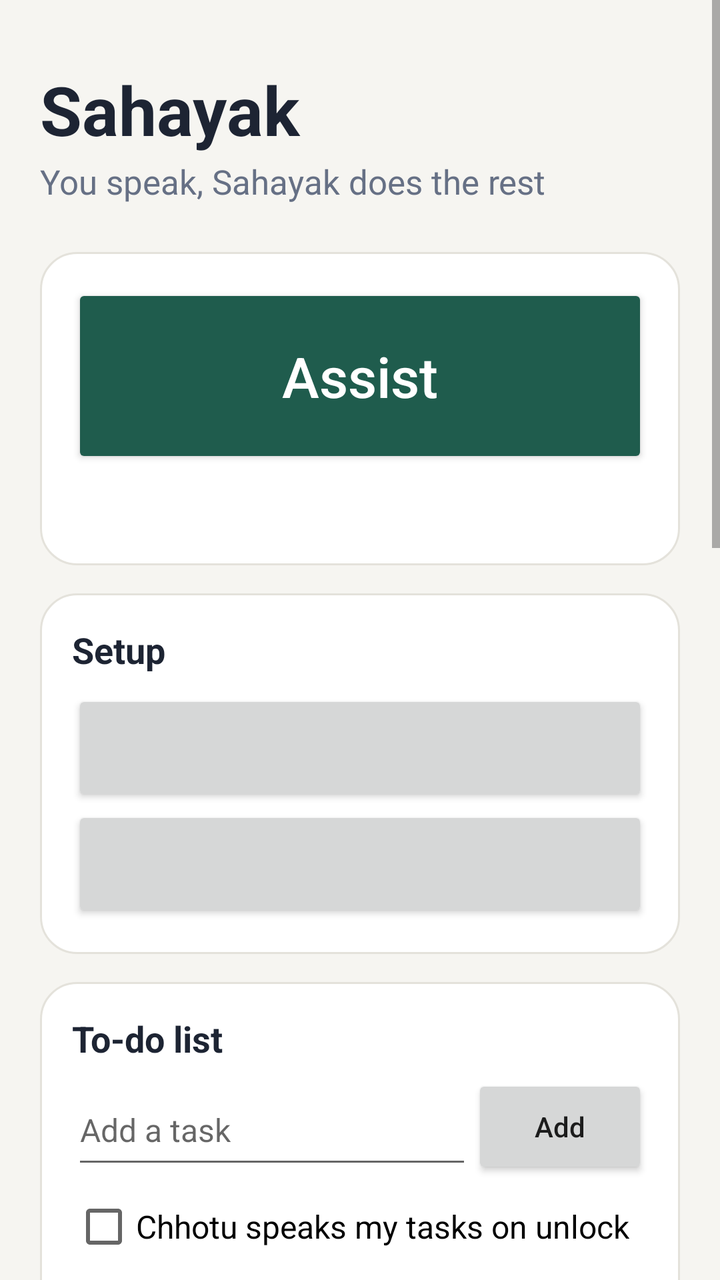
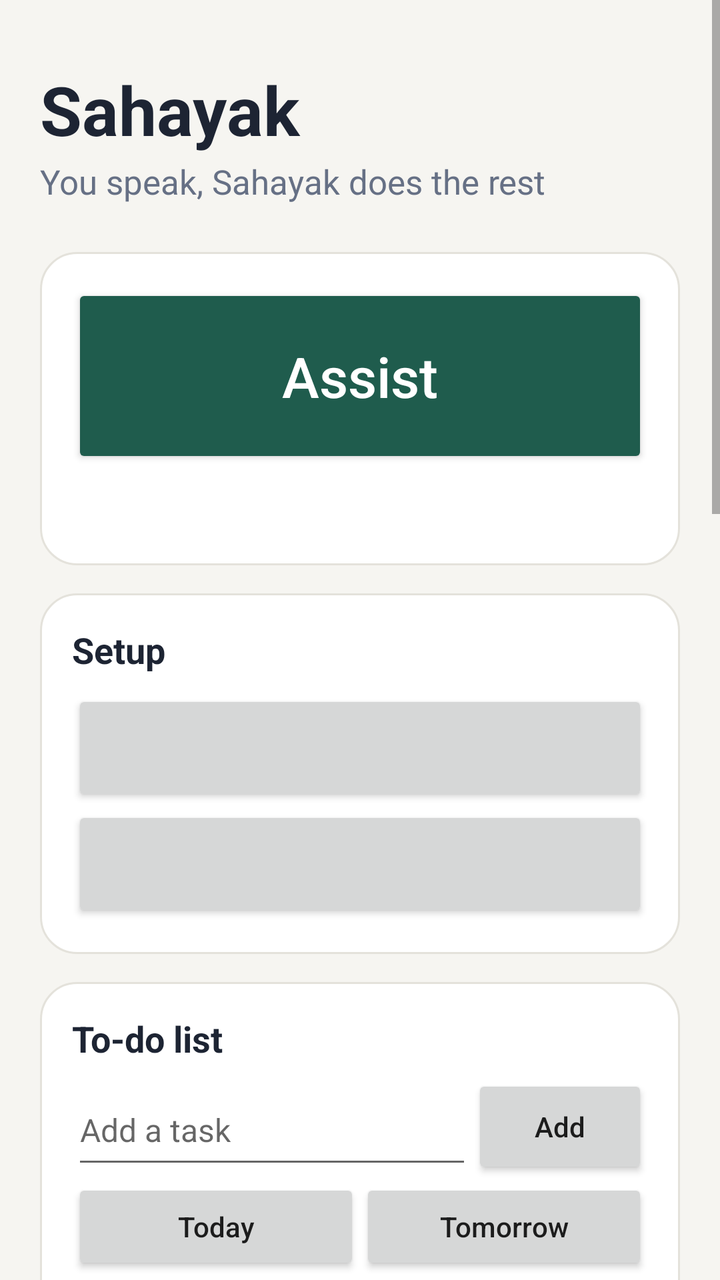

Two renders of the same Android screen: before a commit and after it. Below are the layout's source before the change and the commit's diff.
<!-- AndroidManifest.xml: application theme android:Theme.Material.Light.NoActionBar -->
<!-- res/layout/activity_main.xml -->
<?xml version="1.0" encoding="utf-8"?>
<ScrollView xmlns:android="http://schemas.android.com/apk/res/android"
    android:layout_width="match_parent"
    android:layout_height="match_parent"
    android:background="#F6F5F1"
    android:fillViewport="true">

    <LinearLayout
        android:layout_width="match_parent"
        android:layout_height="wrap_content"
        android:orientation="vertical"
        android:paddingHorizontal="20dp"
        android:paddingTop="32dp"
        android:paddingBottom="28dp">

        <TextView
            android:layout_width="match_parent"
            android:layout_height="wrap_content"
            android:text="Sahayak"
            android:textColor="#1D2433"
            android:textSize="34sp"
            android:textStyle="bold" />

        <TextView
            android:layout_width="match_parent"
            android:layout_height="wrap_content"
            android:layout_marginTop="2dp"
            android:text="You speak, Sahayak does the rest"
            android:textColor="#667085"
            android:textSize="17sp" />

        <LinearLayout
            android:layout_width="match_parent"
            android:layout_height="wrap_content"
            android:layout_marginTop="24dp"
            android:background="@drawable/card_bg"
            android:orientation="vertical"
            android:padding="16dp">

            <Button
                android:id="@+id/assistButton"
                android:layout_width="match_parent"
                android:layout_height="92dp"
                android:backgroundTint="#1F5C4D"
                android:text="Assist"
                android:textAllCaps="false"
                android:textColor="#FFFFFF"
                android:textSize="28sp" />

            <Button
                android:id="@+id/stopButton"
                android:layout_width="match_parent"
                android:layout_height="64dp"
                android:text="Stop"
                android:textAllCaps="false"
                android:textSize="20sp"
                android:visibility="gone" />

            <TextView
                android:id="@+id/statusText"
                android:layout_width="match_parent"
                android:layout_height="wrap_content"
                android:layout_marginTop="10dp"
                android:gravity="center"
                android:textColor="#1D2433"
                android:textSize="17sp" />
        </LinearLayout>

        <LinearLayout
            android:layout_width="match_parent"
            android:layout_height="wrap_content"
            android:layout_marginTop="14dp"
            android:background="@drawable/card_bg"
            android:orientation="vertical"
            android:padding="16dp">

            <TextView
                android:layout_width="match_parent"
                android:layout_height="wrap_content"
                android:text="Setup"
                android:textColor="#1D2433"
                android:textSize="18sp"
                android:textStyle="bold" />

            <Button
                android:id="@+id/controlButton"
                android:layout_width="match_parent"
                android:layout_height="58dp"
                android:layout_marginTop="8dp"
                android:textAllCaps="false"
                android:textSize="17sp" />

            <Button
                android:id="@+id/batteryButton"
                android:layout_width="match_parent"
                android:layout_height="58dp"
                android:textAllCaps="false"
                android:textSize="17sp" />
        </LinearLayout>

        <LinearLayout
            android:layout_width="match_parent"
            android:layout_height="wrap_content"
            android:layout_marginTop="14dp"
            android:background="@drawable/card_bg"
            android:orientation="vertical"
            android:padding="16dp">

            <TextView
                android:layout_width="match_parent"
                android:layout_height="wrap_content"
                android:text="To-do list"
                android:textColor="#1D2433"
                android:textSize="18sp"
                android:textStyle="bold" />

            <LinearLayout
                android:layout_width="match_parent"
                android:layout_height="wrap_content"
                android:layout_marginTop="6dp"
                android:gravity="center_vertical">

                <EditText
                    android:id="@+id/todoInput"
                    android:layout_width="0dp"
                    android:layout_height="52dp"
                    android:layout_weight="1"
                    android:hint="Add a task"
                    android:importantForAutofill="no"
                    android:inputType="textCapSentences"
                    android:maxLines="1"
                    android:textSize="16sp" />

                <Button
                    android:id="@+id/todoAdd"
                    android:layout_width="wrap_content"
                    android:layout_height="52dp"
                    android:text="Add"
                    android:textAllCaps="false" />
            </LinearLayout>

            <CheckBox
                android:id="@+id/todoSpeak"
                android:layout_width="match_parent"
                android:layout_height="wrap_content"
                android:minHeight="48dp"
                android:text="Chhotu speaks my tasks on unlock"
                android:textSize="16sp" />

            <CheckBox
                android:id="@+id/mailBuddy"
                android:layout_width="match_parent"
                android:layout_height="wrap_content"
                android:minHeight="48dp"
                android:text="Chhotu tells me about new Gmail mail"
                android:textSize="16sp" />

            <LinearLayout
                android:id="@+id/todoBox"
                android:layout_width="match_parent"
                android:layout_height="wrap_content"
                android:orientation="vertical" />
        </LinearLayout>

        <LinearLayout
            android:layout_width="match_parent"
            android:layout_height="wrap_content"
            android:layout_marginTop="14dp"
            android:background="@drawable/card_bg"
            android:orientation="vertical"
            android:padding="16dp">

            <TextView
                android:layout_width="match_parent"
                android:layout_height="wrap_content"
                android:text="Scheduled tasks"
                android:textColor="#1D2433"
                android:textSize="18sp"
                android:textStyle="bold" />

            <TextView
                android:id="@+id/workEmpty"
                android:layout_width="match_parent"
                android:layout_height="wrap_content"
                android:layout_marginTop="6dp"
                android:text="No tasks yet. Tell Sahayak: Send a WhatsApp message on 5 Nov at 12 PM."
                android:textColor="#667085"
                android:textSize="15sp" />

            <LinearLayout
                android:id="@+id/workBox"
                android:layout_width="match_parent"
                android:layout_height="wrap_content"
                android:orientation="vertical" />

            <Button
                android:id="@+id/youtubeButton"
                android:layout_width="match_parent"
                android:layout_height="56dp"
                android:layout_marginTop="14dp"
                android:text="YouTube Auto Upload"
                android:textAllCaps="false"
                android:textSize="17sp" />

            <Button
                android:id="@+id/instagramButton"
                android:layout_width="match_parent"
                android:layout_height="56dp"
                android:layout_marginTop="8dp"
                android:text="Instagram Auto Upload"
                android:textAllCaps="false"
                android:textSize="17sp" />

            <Button
                android:id="@+id/ideaVideoButton"
                android:layout_width="match_parent"
                android:layout_height="56dp"
                android:layout_marginTop="8dp"
                android:text="Idea Video"
                android:textAllCaps="false"
                android:textSize="17sp" />

            <Button
                android:id="@+id/watchButton"
                android:layout_width="match_parent"
                android:layout_height="56dp"
                android:layout_marginTop="8dp"
                android:text="News Watch"
                android:textAllCaps="false"
                android:textSize="17sp" />

            <Button
                android:id="@+id/marketButton"
                android:layout_width="match_parent"
                android:layout_height="56dp"
                android:layout_marginTop="8dp"
                android:text="Market Watch"
                android:textAllCaps="false"
                android:textSize="17sp" />
        </LinearLayout>

        <LinearLayout
            android:id="@+id/ratingCard"
            android:layout_width="match_parent"
            android:layout_height="wrap_content"
            android:layout_marginTop="14dp"
            android:background="@drawable/card_bg"
            android:orientation="vertical"
            android:padding="16dp"
            android:visibility="gone">

            <TextView
                android:layout_width="match_parent"
                android:layout_height="wrap_content"
                android:text="Rate recent tasks"
                android:textColor="#1D2433"
                android:textSize="18sp"
                android:textStyle="bold" />

            <LinearLayout
                android:id="@+id/ratingBox"
                android:layout_width="match_parent"
                android:layout_height="wrap_content"
                android:orientation="vertical" />
        </LinearLayout>

        <LinearLayout
            android:layout_width="match_parent"
            android:layout_height="wrap_content"
            android:layout_marginTop="14dp"
            android:background="@drawable/card_bg"
            android:orientation="vertical"
            android:padding="16dp">

            <TextView
                android:layout_width="match_parent"
                android:layout_height="wrap_content"
                android:text="Taught tasks"
                android:textColor="#1D2433"
                android:textSize="18sp"
                android:textStyle="bold" />

            <Button
                android:id="@+id/teachButton"
                android:layout_width="match_parent"
                android:layout_height="58dp"
                android:layout_marginTop="8dp"
                android:text="Teach a new task"
                android:textAllCaps="false"
                android:textSize="17sp" />

            <LinearLayout
                android:id="@+id/skillBox"
                android:layout_width="match_parent"
                android:layout_height="wrap_content"
                android:orientation="vertical" />

            <Button
                android:id="@+id/backupButton"
                android:layout_width="match_parent"
                android:layout_height="54dp"
                android:layout_marginTop="10dp"
                android:text="Back up taught tasks"
                android:textAllCaps="false"
                android:textSize="16sp" />

            <Button
                android:id="@+id/restoreButton"
                android:layout_width="match_parent"
                android:layout_height="54dp"
                android:text="Restore from backup"
                android:textAllCaps="false"
                android:textSize="16sp" />
        </LinearLayout>

        <Button
            android:id="@+id/settingsButton"
            android:layout_width="match_parent"
            android:layout_height="56dp"
            android:layout_marginTop="14dp"
            android:text="Settings"
            android:textAllCaps="false"
            android:textSize="17sp" />

        <LinearLayout
            android:id="@+id/settingsPanel"
            android:layout_width="match_parent"
            android:layout_height="wrap_content"
            android:layout_marginTop="8dp"
            android:background="@drawable/card_bg"
            android:orientation="vertical"
            android:padding="16dp"
            android:visibility="gone">

            <TextView style="@style/Label" android:text="Language: English" />

            <RadioGroup
                android:id="@+id/languageGroup"
                android:layout_width="match_parent"
                android:layout_height="wrap_content"
                android:orientation="horizontal"
                android:visibility="gone">

                <RadioButton
                    android:id="@+id/langHindi"
                    android:layout_width="wrap_content"
                    android:layout_height="48dp"
                    android:text="Hindi"
                    android:textSize="17sp" />

                <RadioButton
                    android:id="@+id/langMarathi"
                    android:layout_width="wrap_content"
                    android:layout_height="48dp"
                    android:layout_marginStart="24dp"
                    android:text="Marathi"
                    android:textSize="17sp" />
            </RadioGroup>

            <TextView style="@style/Label" android:text="Voice" />

            <RadioGroup
                android:id="@+id/voiceGroup"
                android:layout_width="match_parent"
                android:layout_height="wrap_content"
                android:orientation="vertical">

                <RadioButton
                    android:id="@+id/voiceFemale"
                    android:layout_width="match_parent"
                    android:layout_height="48dp"
                    android:text="Female: warm"
                    android:textSize="17sp" />
                <RadioButton
                    android:id="@+id/voiceSoft"
                    android:layout_width="match_parent"
                    android:layout_height="48dp"
                    android:text="Female: soft"
                    android:textSize="17sp" />
                <RadioButton
                    android:id="@+id/voiceMale"
                    android:layout_width="match_parent"
                    android:layout_height="48dp"
                    android:text="Male: smart"
                    android:textSize="17sp" />
                <RadioButton
                    android:id="@+id/voiceDeep"
                    android:layout_width="match_parent"
                    android:layout_height="48dp"
                    android:text="Male: deep"
                    android:textSize="17sp" />
            </RadioGroup>

            <TextView style="@style/Label" android:text="Volume" />

            <SeekBar
                android:id="@+id/volumeBar"
                android:layout_width="match_parent"
                android:layout_height="48dp"
                android:max="100" />

            <TextView style="@style/Label" android:text="Your name" />

            <EditText
                android:id="@+id/nameInput"
                android:layout_width="match_parent"
                android:layout_height="56dp"
                android:hint="For example, Rahul"
                android:importantForAutofill="no"
                android:inputType="textPersonName"
                android:maxLines="1"
                android:textSize="17sp" />

            <CheckBox
                android:id="@+id/autoStep"
                android:layout_width="match_parent"
                android:layout_height="wrap_content"
                android:layout_marginTop="8dp"
                android:minHeight="48dp"
                android:text="Speak when the screen changes"
                android:textSize="17sp" />

            <TextView style="@style/Label" android:text="Whisper key (Groq)" />

            <EditText
                android:id="@+id/whisperInput"
                android:layout_width="match_parent"
                android:layout_height="56dp"
                android:hint="Paste here for better recognition"
                android:importantForAutofill="no"
                android:inputType="textPassword"
                android:maxLines="1"
                android:textSize="17sp" />

            <TextView style="@style/Label" android:text="TaskVox key (AI calls)" />

            <EditText
                android:id="@+id/taskVoxInput"
                android:layout_width="match_parent"
                android:layout_height="56dp"
                android:hint="Paste here for AI phone calls"
                android:importantForAutofill="no"
                android:inputType="textPassword"
                android:maxLines="1"
                android:textSize="17sp" />

            <TextView style="@style/Label" android:text="Gemini key" />

            <EditText
                android:id="@+id/keyInput"
                android:layout_width="match_parent"
                android:layout_height="56dp"
                android:hint="Paste here"
                android:importantForAutofill="no"
                android:inputType="textPassword"
                android:maxLines="1"
                android:textSize="17sp" />

            <CheckBox
                android:id="@+id/learnBox"
                android:layout_width="match_parent"
                android:layout_height="wrap_content"
                android:layout_marginTop="12dp"
                android:minHeight="48dp"
                android:text="Strong memory and learning"
                android:textSize="17sp" />

            <TextView
                android:layout_width="match_parent"
                android:layout_height="wrap_content"
                android:text="When on, your orders and results are saved on this phone. Sahayak can search them, and sends them to Gemini to learn after every few orders. Long numbers are hidden and lines with passwords or OTPs are skipped. Turning this off deletes the record."
                android:textColor="#667085"
                android:textSize="14sp" />

            <TextView
                android:id="@+id/ratingAverage"
                android:layout_width="match_parent"
                android:layout_height="wrap_content"
                android:layout_marginTop="6dp"
                android:textColor="#1F5C4D"
                android:textSize="15sp"
                android:textStyle="bold" />

            <TextView
                android:id="@+id/learnSummary"
                android:layout_width="match_parent"
                android:layout_height="wrap_content"
                android:layout_marginTop="6dp"
                android:textColor="#1F5C4D"
                android:textSize="15sp" />

            <Button
                android:id="@+id/clearLearning"
                android:layout_width="match_parent"
                android:layout_height="52dp"
                android:text="Delete all learned data"
                android:textAllCaps="false"
                android:textSize="16sp" />

            <TextView style="@style/Label" android:text="What Sahayak remembers" />

            <LinearLayout
                android:id="@+id/memoryBox"
                android:layout_width="match_parent"
                android:layout_height="wrap_content"
                android:orientation="vertical" />

            <Button
                android:id="@+id/reportButton"
                android:layout_width="match_parent"
                android:layout_height="56dp"
                android:layout_marginTop="12dp"
                android:text="Copy report"
                android:textAllCaps="false"
                android:textSize="17sp" />

            <TextView
                android:id="@+id/reportText"
                android:layout_width="match_parent"
                android:layout_height="wrap_content"
                android:fontFamily="monospace"
                android:textColor="#667085"
                android:textSize="12sp" />

            <TextView
                android:layout_width="match_parent"
                android:layout_height="wrap_content"
                android:layout_marginTop="16dp"
                android:text="Test version: your screen and voice go to Google, and people at Google may read free-plan data. Press Stop before typing a password, OTP, PIN or card number."
                android:textColor="#B42318"
                android:textSize="14sp" />
        </LinearLayout>
    </LinearLayout>
</ScrollView>
<!-- resources referenced by this layout -->
<resources>
  <!-- drawable card_bg (drawable) -->
  <?xml version="1.0" encoding="utf-8"?>
  <shape xmlns:android="http://schemas.android.com/apk/res/android" android:shape="rectangle">
      <solid android:color="#FFFFFF" />
      <corners android:radius="18dp" />
      <stroke android:width="1dp" android:color="#E4E2DB" />
  </shape>
  <style name="Label">
          <item name="android:layout_width">match_parent</item>
          <item name="android:layout_height">wrap_content</item>
          <item name="android:layout_marginTop">14dp</item>
          <item name="android:textColor">#1D2433</item>
          <item name="android:textSize">16sp</item>
          <item name="android:textStyle">bold</item>
      </style>
</resources>

<!-- the commit's change to res/layout/activity_main.xml (unified diff, before → after) -->
@@ -139,6 +139,36 @@
                     android:textAllCaps="false" />
             </LinearLayout>
 
+            <LinearLayout
+                android:layout_width="match_parent"
+                android:layout_height="wrap_content"
+                android:gravity="center_vertical">
+
+                <Button
+                    android:id="@+id/todoToday"
+                    android:layout_width="0dp"
+                    android:layout_height="48dp"
+                    android:layout_weight="1"
+                    android:text="Today"
+                    android:textAllCaps="false" />
+
+                <Button
+                    android:id="@+id/todoTomorrow"
+                    android:layout_width="0dp"
+                    android:layout_height="48dp"
+                    android:layout_weight="1"
+                    android:text="Tomorrow"
+                    android:textAllCaps="false" />
+            </LinearLayout>
+
+            <Button
+                android:id="@+id/todoWhen"
+                android:layout_width="match_parent"
+                android:layout_height="52dp"
+                android:text="📅  Today  ·  Any time"
+                android:textAllCaps="false"
+                android:textSize="16sp" />
+
             <CheckBox
                 android:id="@+id/todoSpeak"
                 android:layout_width="match_parent"
